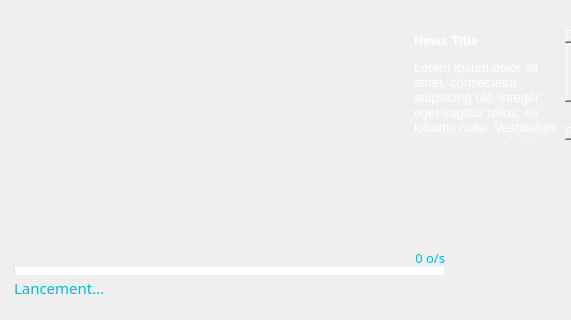
Before: the Qt Designer form gui/server.ui in mangaMag/AzoteLauncher, drawn with Qt 5; both pictures show x 0 to 571 and y 191 to 511 of the 821 by 511 pixel window.
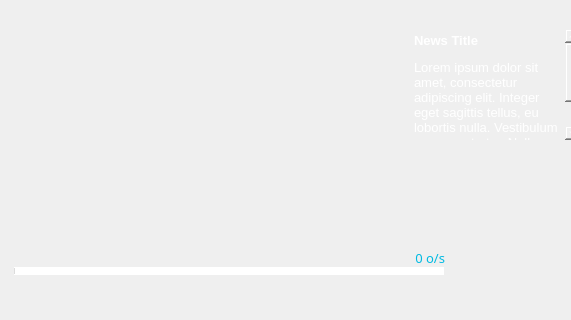
After: the same form once the commit is applied. Icons and pictures are not drawn.

```diff
--- a/gui/server.ui
+++ b/gui/server.ui
@@ -33,7 +33,7 @@
 color:#00bae2;</string>
    </property>
    <property name="text">
-    <string>Lancement...</string>
+    <string/>
    </property>
    <property name="alignment">
     <set>Qt::AlignLeading|Qt::AlignLeft|Qt::AlignVCenter</set>
```
